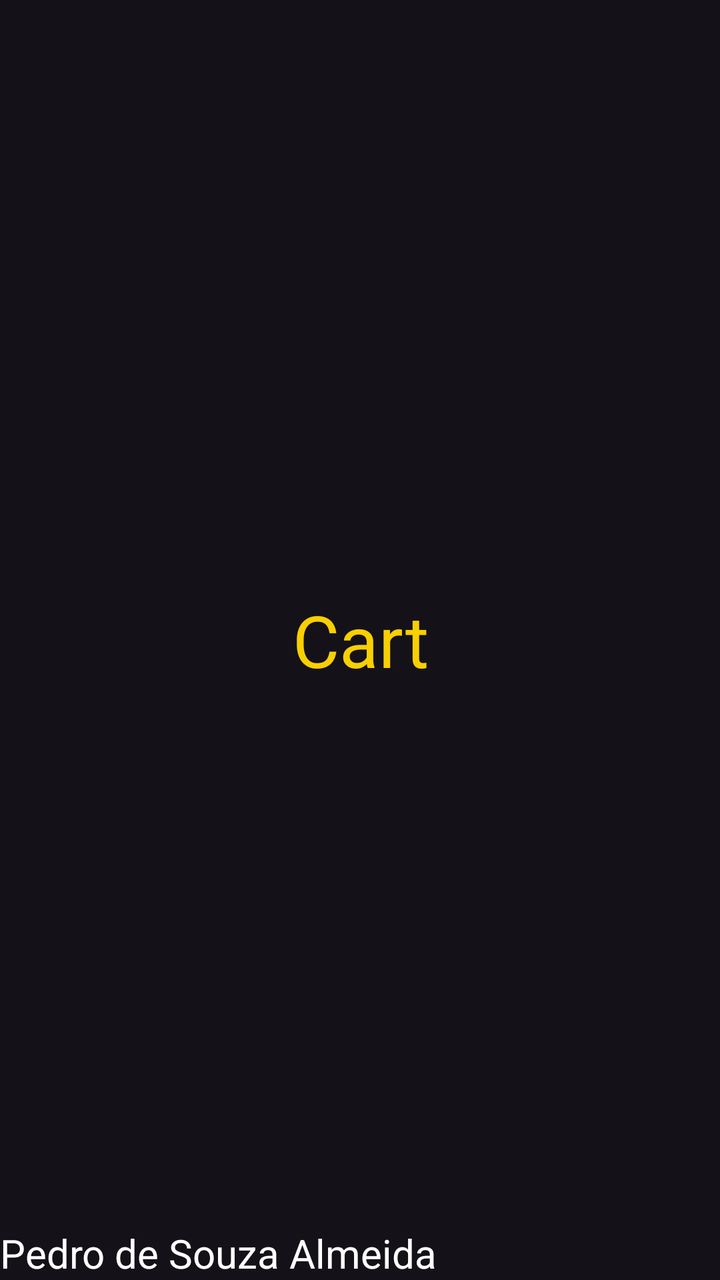
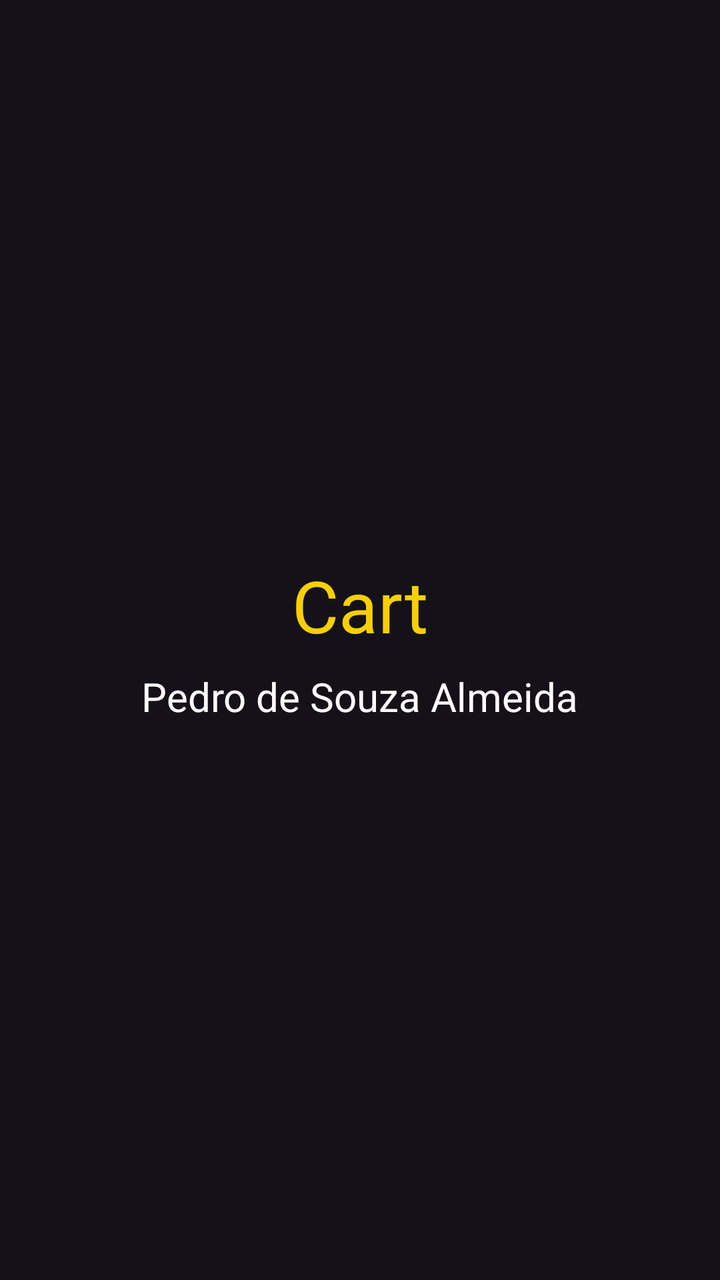

The first picture is an Android layout as it rendered before a commit; the second is the same layout after the commit. The layout source and the unified diff follow.
<!-- AndroidManifest.xml: application theme Theme.NavigationDrawer -->
<!-- res/layout/fragment_cart.xml -->
<?xml version="1.0" encoding="utf-8"?>
<FrameLayout xmlns:android="http://schemas.android.com/apk/res/android"
    xmlns:tools="http://schemas.android.com/tools"
    android:layout_width="match_parent"
    android:layout_height="match_parent"
    tools:context=".CartFragment">

    
    <TextView
        android:layout_width="match_parent"
        android:layout_height="match_parent"
        android:text="Cart"
        android:gravity="center"
        android:textColor="@color/amarelo"
        android:textSize="36sp"/>

    <TextView
        android:layout_width="match_parent"
        android:layout_height="match_parent"
        android:text="Pedro de Souza Almeida"
        android:gravity="bottom"
        android:textColor="@color/white"
        android:textSize="20sp" />

</FrameLayout>
<!-- resources referenced by this layout -->
<resources>
  <color name="amarelo">#F8CF01</color>
  <color name="white">#FFFFFFFF</color>
  <style name="Theme.NavigationDrawer" parent="Base.Theme.NavigationDrawer" />
  <style name="Base.Theme.NavigationDrawer" parent="Theme.Material3.Dark.NoActionBar">
          <item name="colorPrimary">#F8CF01</item>
          <item name="colorPrimaryVariant">#9E7B09</item>
          <item name="android:statusBarColor">@color/amarelo</item>
      </style>
</resources>

<!-- the commit's change to res/layout/fragment_cart.xml (unified diff, before → after) -->
@@ -1,25 +1,25 @@
 <?xml version="1.0" encoding="utf-8"?>
-<FrameLayout xmlns:android="http://schemas.android.com/apk/res/android"
+<LinearLayout xmlns:android="http://schemas.android.com/apk/res/android"
     xmlns:tools="http://schemas.android.com/tools"
     android:layout_width="match_parent"
     android:layout_height="match_parent"
+    android:orientation="vertical"
+    android:gravity="center"
     tools:context=".CartFragment">
 
-    
     <TextView
-        android:layout_width="match_parent"
-        android:layout_height="match_parent"
+        android:layout_width="wrap_content"
+        android:layout_height="wrap_content"
         android:text="Cart"
-        android:gravity="center"
         android:textColor="@color/amarelo"
         android:textSize="36sp"/>
 
     <TextView
-        android:layout_width="match_parent"
-        android:layout_height="match_parent"
+        android:layout_width="wrap_content"
+        android:layout_height="wrap_content"
         android:text="Pedro de Souza Almeida"
-        android:gravity="bottom"
         android:textColor="@color/white"
-        android:textSize="20sp" />
+        android:textSize="20sp"
+        android:layout_marginTop="8dp" />
 
-</FrameLayout>
+</LinearLayout>
